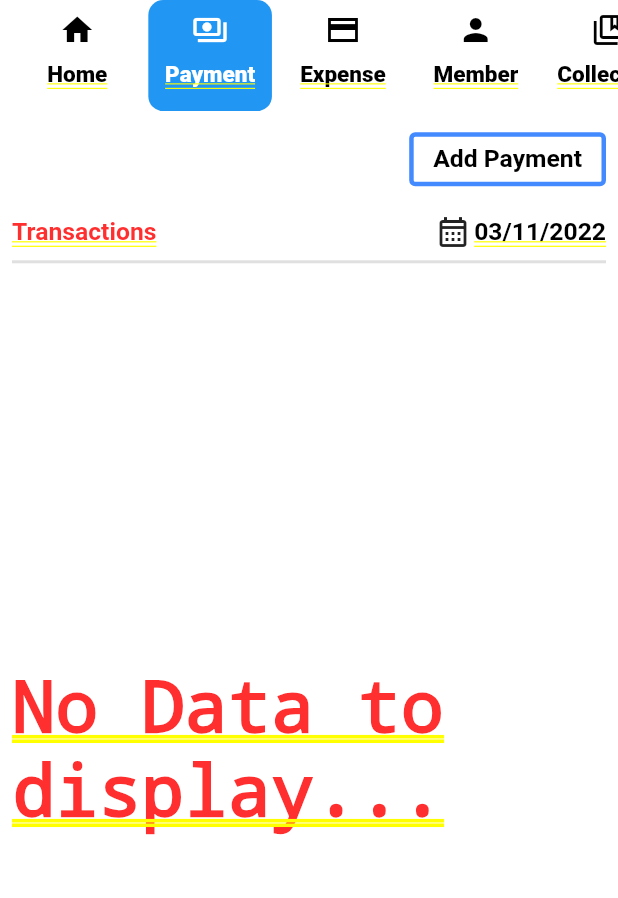
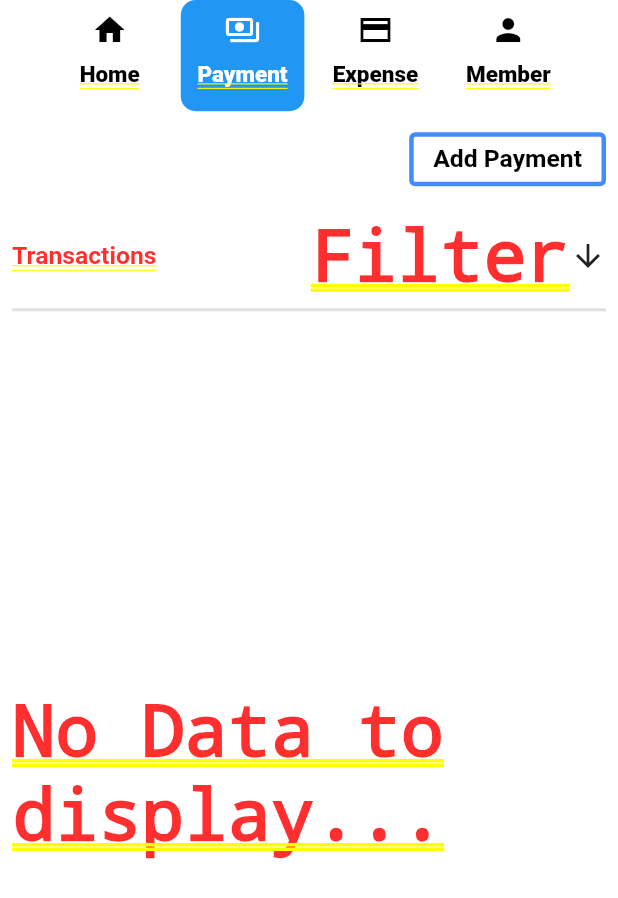
Before and after one commit to JishnuThazhath/balasamajam, a Flutter app: the MaranasamidhiHome screen opened by its route, after a tap on "Payment", on a phone screen of 412 x 824 dp. Shown: the top 898 px of the screen. Run offline on Flutter 3.47's test engine with Material 2 defaults, Android fonts, the light colour scheme and no system bars; our stand-ins replace shared_preferences; accounts and stored records are empty; network calls fail; Roboto replaces fonts that are missing (Trueno).

Commit message:
Jishnu | refactored payment. removed collector

```diff
--- a/lib/constants/api_constants.dart
+++ b/lib/constants/api_constants.dart
@@ -14,6 +14,8 @@ class APIConstants {
   static const String addExpense = "$apiEndpoint/addExpense";
 
   static const String getAllMembers = "$apiEndpoint/getAllMembers";
+
+  static const String getAllAdmins = "$apiEndpoint/getAllAdmins";
 }
 
 enum LocalAppState { TOKEN, IS_LOGGED_IN, ADMIN_ID }
--- a/lib/screens/maranasamidhi/maranasamidhi_home.dart
+++ b/lib/screens/maranasamidhi/maranasamidhi_home.dart
@@ -59,13 +59,13 @@ class _MaranasamidhiHomeState extends State<MaranasamidhiHome> {
                       name: "Member",
                       isSelected: selectedMenuOption == "Member",
                       onClickCallBack: _menuSelect),
-                  SizedBox(
-                      width:
-                          Responsive.blockSizeHorizontal * spaceBetweenMenus),
-                  MenuCard(
-                      name: "Collection",
-                      isSelected: selectedMenuOption == "Collection",
-                      onClickCallBack: _menuSelect),
+                  // SizedBox(
+                  //     width:
+                  //         Responsive.blockSizeHorizontal * spaceBetweenMenus),
+                  // MenuCard(
+                  //     name: "Collection",
+                  //     isSelected: selectedMenuOption == "Collection",
+                  //     onClickCallBack: _menuSelect),
                 ]),
           ),
         ),
@@ -103,12 +103,12 @@ class _MaranasamidhiHomeState extends State<MaranasamidhiHome> {
             selectedMenuOption = "Member";
           });
           break;
-        case "Collection":
-          currentWidgetLoaded = const CollectionPage();
-          setState(() {
-            selectedMenuOption = "Collection";
-          });
-          break;
+        // case "Collection":
+        //   currentWidgetLoaded = const CollectionPage();
+        //   setState(() {
+        //     selectedMenuOption = "Collection";
+        //   });
+        //   break;
         default:
       }
     });
--- a/lib/screens/maranasamidhi/payment/models/fetch_payment_request_model.dart
+++ b/lib/screens/maranasamidhi/payment/models/fetch_payment_request_model.dart
@@ -5,8 +5,8 @@ part 'fetch_payment_request_model.g.dart';
 @JsonSerializable()
 class FetchPaymentRequestModel {
   final String date;
-  final String memeberId;
-  final String collectedById;
+  final String? memeberId;
+  final String? collectedById;
 
   FetchPaymentRequestModel(this.date, this.memeberId, this.collectedById);
 
--- a/lib/screens/maranasamidhi/payment/models/fetch_payment_response_model.dart
+++ b/lib/screens/maranasamidhi/payment/models/fetch_payment_response_model.dart
@@ -4,10 +4,6 @@ part 'fetch_payment_response_model.g.dart';
 
 @JsonSerializable()
 class FetchPaymentResponseModel {
-  final String startDate;
-
-  final String endDate;
-
   final String memberFullName;
 
   final String collectedByFullName;
@@ -16,8 +12,8 @@ class FetchPaymentResponseModel {
 
   final String paymentDate;
 
-  FetchPaymentResponseModel(this.startDate, this.endDate, this.memberFullName,
-      this.collectedByFullName, this.amount, this.paymentDate);
+  FetchPaymentResponseModel(this.memberFullName, this.collectedByFullName,
+      this.amount, this.paymentDate);
 
   factory FetchPaymentResponseModel.fromJson(Map<String, dynamic> json) =>
       _$FetchPaymentResponseModelFromJson(json);
--- /dev/null
+++ b/lib/screens/maranasamidhi/payment/models/payments_model.dart
@@ -0,0 +1,16 @@
+import 'package:balasamajam/screens/maranasamidhi/payment/models/fetch_payment_response_model.dart';
+import 'package:json_annotation/json_annotation.dart';
+
+part 'payments_model.g.dart';
+
+@JsonSerializable()
+class PaymentsModel {
+  final String startDate;
+  final String endDate;
+  final List<FetchPaymentResponseModel> payments;
+
+  PaymentsModel(this.startDate, this.endDate, this.payments);
+
+  factory PaymentsModel.fromJson(Map<String, dynamic> json) =>
+      _$PaymentsModelFromJson(json);
+}
--- a/lib/screens/maranasamidhi/payment/payment_page.dart
+++ b/lib/screens/maranasamidhi/payment/payment_page.dart
@@ -10,6 +10,11 @@ import 'package:balasamajam/screens/maranasamidhi/payment/add/add_payment_page.d
 import 'package:balasamajam/screens/maranasamidhi/payment/data_card.dart';
 import 'package:balasamajam/screens/maranasamidhi/payment/models/fetch_payment_request_model.dart';
 import 'package:balasamajam/screens/maranasamidhi/payment/models/fetch_payment_response_model.dart';
+import 'package:balasamajam/screens/maranasamidhi/payment/models/payments_model.dart';
+import 'package:balasamajam/utils/common_api_helper.dart';
+import 'package:balasamajam/utils/fetch_admins.dart';
+import 'package:balasamajam/utils/models/admin_response_model.dart';
+import 'package:balasamajam/utils/models/member_response_model.dart';
 import 'package:flutter/material.dart';
 import 'package:intl/intl.dart';
 
@@ -22,10 +27,21 @@ class PaymentPage extends StatefulWidget {
 
 class _PaymentPageState extends State<PaymentPage> {
   TextEditingController dateController = TextEditingController();
-  List<FetchPaymentResponseModel> payments = <FetchPaymentResponseModel>[];
+
+  List<FetchPaymentResponseModel> payments = [];
+  PaymentsModel? paymentsModel;
+
+  final _formKey = GlobalKey<FormState>();
+  List<DropdownMenuItem<String>> membersDropList = [];
+  List<DropdownMenuItem<String>> adminDropDownList = [];
+
+  String? memberId;
+  String? adminId;
 
   @override
   void initState() {
+    _populateMembersDropList();
+    _populateAdminDropList();
     DateTime now = DateTime.now();
     String formattedNow = DateFormat("dd/MM/yyyy").format(now);
     dateController.text = formattedNow;
@@ -51,20 +67,15 @@ class _PaymentPageState extends State<PaymentPage> {
           SizedBox(height: Responsive.blockSizeVertical * 15),
           Row(mainAxisAlignment: MainAxisAlignment.spaceBetween, children: [
             Text("Transactions", style: LocalThemeData.labelText),
-            Row(
-              children: [
             GestureDetector(
-                    onTap: () async {
-                      await _showDatePicker();
-                    },
-                    child: const Icon(Icons.calendar_month_outlined)),
-                SizedBox(width: Responsive.blockSizeHorizontal * 5),
-                Text(
-                  dateController.text,
-                  style: LocalThemeData.labelTextB,
-                )
+              onTap: _showFilter,
+              child: Row(
+                children: const [
+                  Text("Filter"),
+                  Icon(Icons.arrow_downward_outlined)
                 ],
               ),
+            )
           ]),
           const Divider(thickness: 2),
           Expanded(
@@ -87,7 +98,7 @@ class _PaymentPageState extends State<PaymentPage> {
                           },
                           separatorBuilder: (context, index) => SizedBox(
                               height: Responsive.blockSizeVertical * 10),
-                          itemCount: payments.length),
+                          itemCount: paymentsModel!.payments.length),
                     )
                   : const Center(child: Text("No Data to display...")))
         ]),
@@ -106,7 +117,6 @@ class _PaymentPageState extends State<PaymentPage> {
 
     if (datePicker != null) {
       formattedDate = DateFormat("dd/MM/yyyy").format(datePicker);
-      _fetchPayments();
     }
     setState(() {
       dateController.text = formattedDate;
@@ -122,7 +132,7 @@ class _PaymentPageState extends State<PaymentPage> {
     });
 
     FetchPaymentRequestModel fetchPaymentRequestModel =
-        FetchPaymentRequestModel(dateController.text, "", "");
+        FetchPaymentRequestModel(dateController.text, memberId, adminId);
     final token =
         await SharedState.getSharedState(LocalAppState.TOKEN.toString());
 
@@ -135,25 +145,24 @@ class _PaymentPageState extends State<PaymentPage> {
         url: APIConstants.fetchPayment,
         body: json);
 
-    List<FetchPaymentResponseModel>? maranasamidhiEnquiryResponse =
-        APIHelper.filterResponse(
+    PaymentsModel? maranasamidhiEnquiryResponse = APIHelper.filterResponse(
         apiCallback: _apiCallback,
         response: response,
         apiOnFailureCallBackWithMessage: _apiOnFailureCallBackWithMessage);
 
     if (maranasamidhiEnquiryResponse != null &&
-        maranasamidhiEnquiryResponse.isNotEmpty) {
+        maranasamidhiEnquiryResponse.payments.isNotEmpty) {
       setState(() {
-        payments = maranasamidhiEnquiryResponse;
+        paymentsModel = maranasamidhiEnquiryResponse;
+        payments = maranasamidhiEnquiryResponse.payments;
       });
     }
   }
 
   _apiCallback(json) {
     if (json['data'] != null) {
-      var data = json['data'] as List;
-      List<FetchPaymentResponseModel> model =
-          data.map((e) => FetchPaymentResponseModel.fromJson(e)).toList();
+      var data = json['data'];
+      PaymentsModel model = PaymentsModel.fromJson(data);
       return model;
     }
     return null;
@@ -167,4 +176,124 @@ class _PaymentPageState extends State<PaymentPage> {
   void _addPayment() {
     Navigator.pushNamed(context, AddPaymentPage.routeName);
   }
+
+  _populateMembersDropList() async {
+    List<MemberResponseModel> members = await CommonApiHelper.getAllMembers();
+    setState(() {
+      for (var element in members) {
+        membersDropList.add(DropdownMenuItem(
+            value: element.memberId, child: Text(element.memberFullName)));
       }
+    });
+  }
+
+  _populateAdminDropList() async {
+    List<AdminResponseModel>? admins = await FetchAdmins.fetchAllAdmins();
+    setState(() {
+      if (admins == null) {
+        adminDropDownList = [];
+      } else {
+        for (var element in admins) {
+          adminDropDownList.add(DropdownMenuItem(
+              value: element.adminid, child: Text(element.adminFullName)));
+        }
+      }
+    });
+  }
+
+  _showFilter() {
+    showModalBottomSheet(
+        backgroundColor: Colors.white,
+        context: context,
+        isDismissible: true,
+        builder: (context) {
+          return SizedBox(
+            height: Responsive.blockSizeVertical * 400,
+            child: Padding(
+              padding: const EdgeInsets.all(20.0),
+              child: Center(
+                  child: Form(
+                      key: _formKey,
+                      child: Column(
+                          mainAxisAlignment: MainAxisAlignment.center,
+                          children: [
+                            Column(children: [
+                              Row(
+                                children: [
+                                  GestureDetector(
+                                      onTap: () async {
+                                        await _showDatePicker();
+                                      },
+                                      child: const Icon(
+                                          Icons.calendar_month_outlined)),
+                                  SizedBox(
+                                      width:
+                                          Responsive.blockSizeHorizontal * 5),
+                                  Text(
+                                    dateController.text,
+                                    style: LocalThemeData.labelTextB,
+                                  )
+                                ],
+                              ),
+                              SizedBox(
+                                  height: Responsive.blockSizeVertical * 10),
+                              DropdownButtonFormField(
+                                onSaved: (newValue) {
+                                  adminId = newValue;
+                                },
+                                decoration: InputDecoration(
+                                    hintText: "Admin",
+                                    border: OutlineInputBorder(
+                                        borderRadius:
+                                            BorderRadius.circular(5.0))),
+                                items: adminDropDownList,
+                                onChanged: (value) {},
+                              ),
+                              SizedBox(
+                                  height: Responsive.blockSizeVertical * 10),
+                              DropdownButtonFormField(
+                                onSaved: (newValue) {
+                                  memberId = newValue;
+                                },
+                                decoration: InputDecoration(
+                                    hintText: "Member",
+                                    border: OutlineInputBorder(
+                                        borderRadius:
+                                            BorderRadius.circular(5.0))),
+                                items: membersDropList,
+                                onChanged: (value) {},
+                              ),
+                              SizedBox(
+                                  height: Responsive.blockSizeVertical * 10),
+                              SizedBox(
+                                height: Responsive.blockSizeVertical * 70,
+                                width: Responsive.blockSizeHorizontal * 500,
+                                child: OutlinedButton(
+                                    style: ButtonStyle(backgroundColor:
+                                        MaterialStateProperty.resolveWith<
+                                            Color>((states) {
+                                      if (states
+                                          .contains(MaterialState.disabled)) {
+                                        return Colors.grey;
+                                      }
+                                      return LocalThemeData.primaryColor;
+                                    })),
+                                    onPressed: () {
+                                      if (_formKey.currentState!.validate()) {
+                                        _formKey.currentState!.save();
+
+                                        _fetchPayments();
+
+                                        Navigator.pop(context);
+                                      }
+                                    },
+                                    child: Text("Submit",
+                                        style: LocalThemeData.labelTextW)),
+                              )
+                            ])
+                          ]))),
+            ),
+          );
+        });
+  }
+}
--- /dev/null
+++ b/lib/utils/fetch_admins.dart
@@ -0,0 +1,39 @@
+import 'package:balasamajam/constants/api_constants.dart';
+import 'package:balasamajam/network/api_enums.dart';
+import 'package:balasamajam/network/api_helper.dart';
+import 'package:balasamajam/network/api_service.dart';
+import 'package:balasamajam/utils/models/admin_response_model.dart';
+
+class FetchAdmins {
+  static Future<List<AdminResponseModel>?> fetchAllAdmins() async {
+    final response = await APIService.sendRequest(
+        requestType: RequestType.GET, url: APIConstants.getAllAdmins);
+
+    print(response?.body);
+
+    List<AdminResponseModel>? memberResponseModelList =
+        APIHelper.filterResponse(
+            apiCallback: _apiCallback,
+            response: response,
+            apiOnFailureCallBackWithMessage: _apiOnFailureCallBackWithMessage);
+    if (memberResponseModelList != null && memberResponseModelList.isNotEmpty) {
+      return memberResponseModelList;
+    }
+    return null;
+  }
+
+  static _apiCallback(json) {
+    if (json['data'] != null) {
+      var data = json['data'] as List;
+      List<AdminResponseModel> model =
+          data.map((e) => AdminResponseModel.fromJson(e)).toList();
+      return model;
+    }
+    return null;
+  }
+
+  static _apiOnFailureCallBackWithMessage(APIResponseErrorType p1, String p2) {
+    print("Error ${p2}");
+    return null;
+  }
+}
--- /dev/null
+++ b/lib/utils/models/admin_response_model.dart
@@ -0,0 +1,14 @@
+import 'package:json_annotation/json_annotation.dart';
+
+part 'admin_response_model.g.dart';
+
+@JsonSerializable()
+class AdminResponseModel {
+  final String adminFullName;
+  final String adminid;
+
+  AdminResponseModel(this.adminFullName, this.adminid);
+
+  factory AdminResponseModel.fromJson(Map<String, dynamic> json) =>
+      _$AdminResponseModelFromJson(json);
+}
--- a/pubspec.yaml
+++ b/pubspec.yaml
@@ -33,6 +33,7 @@ dependencies:
   http: any
   json_annotation: ^4.6.0
   shared_preferences: ^2.0.15
+  searchfield: any
 
   # The following adds the Cupertino Icons font to your application.
   # Use with the CupertinoIcons class for iOS style icons.
```
Also changed, not shown: lib/screens/maranasamidhi/payment/models/fetch_payment_request_model.g.dart, lib/screens/maranasamidhi/payment/models/fetch_payment_response_model.g.dart, lib/screens/maranasamidhi/payment/models/payments_model.g.dart (added), lib/utils/models/admin_response_model.g.dart (added), pubspec.lock, 4 other files. Lines whose indentation alone changed are shown as unchanged.
